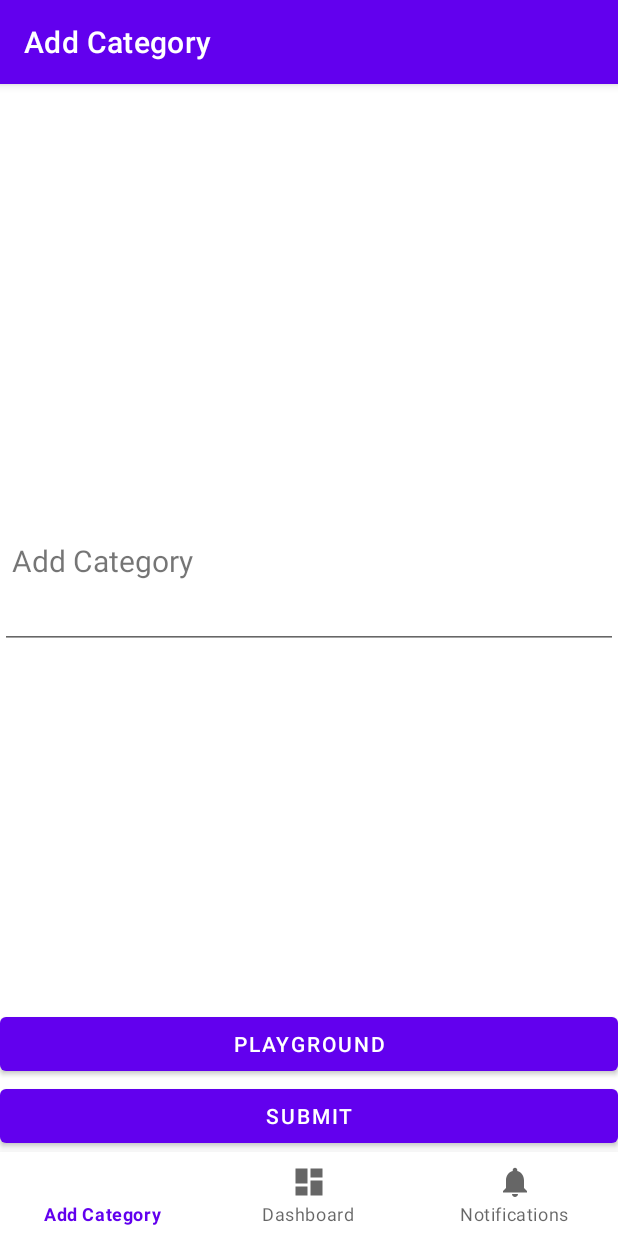
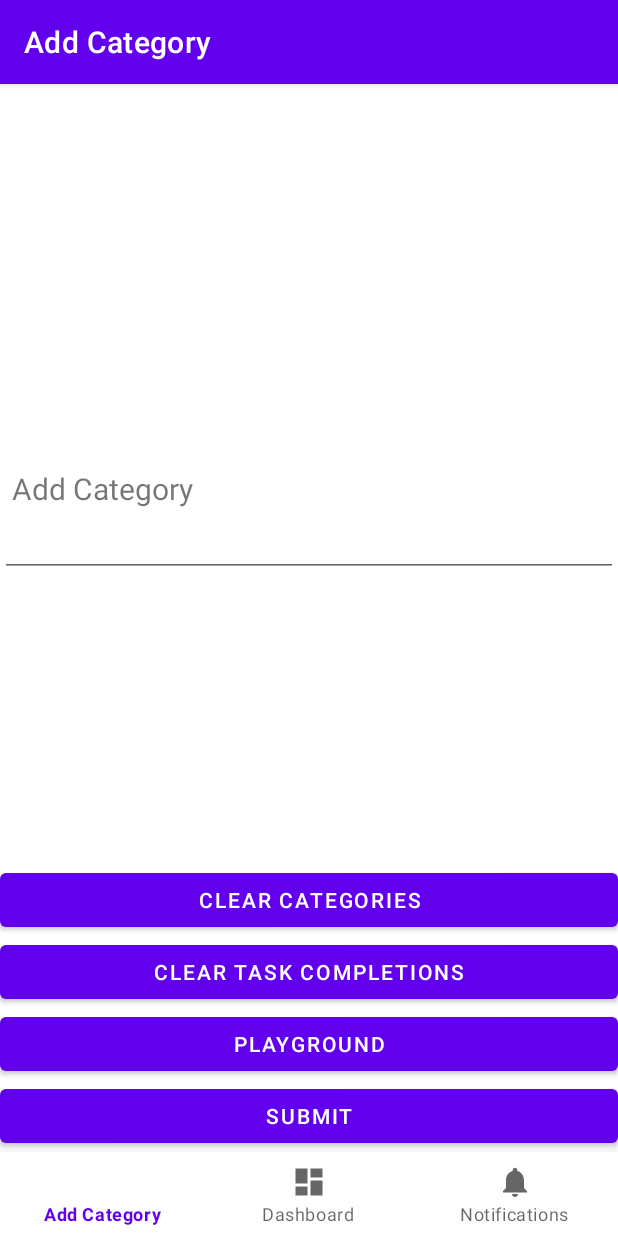
Before and after one commit to Troy1010/TMinusTasker, an Android app built with Jetpack Compose: the AddCategoryFragment screen opened through its navigation route, on a phone screen of 412 x 824 dp. Run offline under Robolectric (Android 15) with nearby library versions, the light colour scheme and no system bars; our stand-ins replace Dagger/Hilt's generated code, navigation-ui; libraries missing offline, so code that uses them is left out: com.tminus1010.tmcommonkotlin; 3 statements that could not run were skipped.

Commit message:
User can clear categories or task completions

```diff
--- a/app/src/main/java/com/tminus1010/tminustasker/ui/add_category/AddCategoryFragment.kt
+++ b/app/src/main/java/com/tminus1010/tminustasker/ui/add_category/AddCategoryFragment.kt
@@ -46,6 +46,8 @@ class AddCategoryFragment : Fragment() {
         })
         binding.buttonSubmit.setOnClickListener { runBlocking { viewModel.userSubmit() } }
         binding.buttonPlayground.setOnClickListener { lifecycleScope.launch { viewModel.userPlayground() } }
+        binding.buttonClearCategories.setOnClickListener { lifecycleScope.launch { viewModel.userClearCategories() } }
+        binding.buttonClearTaskCompletions.setOnClickListener { lifecycleScope.launch { viewModel.userClearTaskCompletions() } }
     }
 
     override fun onDestroyView() {
--- a/app/src/main/res/layout/fragment_add_category.xml
+++ b/app/src/main/res/layout/fragment_add_category.xml
@@ -27,8 +27,22 @@
         android:imeOptions="actionDone"
         android:inputType="text"
         android:singleLine="true"
-        app:layout_constraintBottom_toTopOf="@id/button_playground"
+        app:layout_constraintBottom_toTopOf="@id/button_clear_categories"
         app:layout_constraintTop_toBottomOf="@id/text_input_header" />
+
+    <Button
+        android:id="@+id/button_clear_categories"
+        android:layout_width="match_parent"
+        android:layout_height="wrap_content"
+        android:text="Clear Categories"
+        app:layout_constraintBottom_toTopOf="@id/button_clear_task_completions" />
+
+    <Button
+        android:id="@+id/button_clear_task_completions"
+        android:layout_width="match_parent"
+        android:layout_height="wrap_content"
+        android:text="Clear Task Completions"
+        app:layout_constraintBottom_toTopOf="@id/button_playground" />
 
     <Button
         android:id="@+id/button_playground"
```
Also changed, not shown: app/src/main/java/com/tminus1010/tminustasker/ui/add_category/AddCategoryViewModel.kt (+12 -0 lines).
